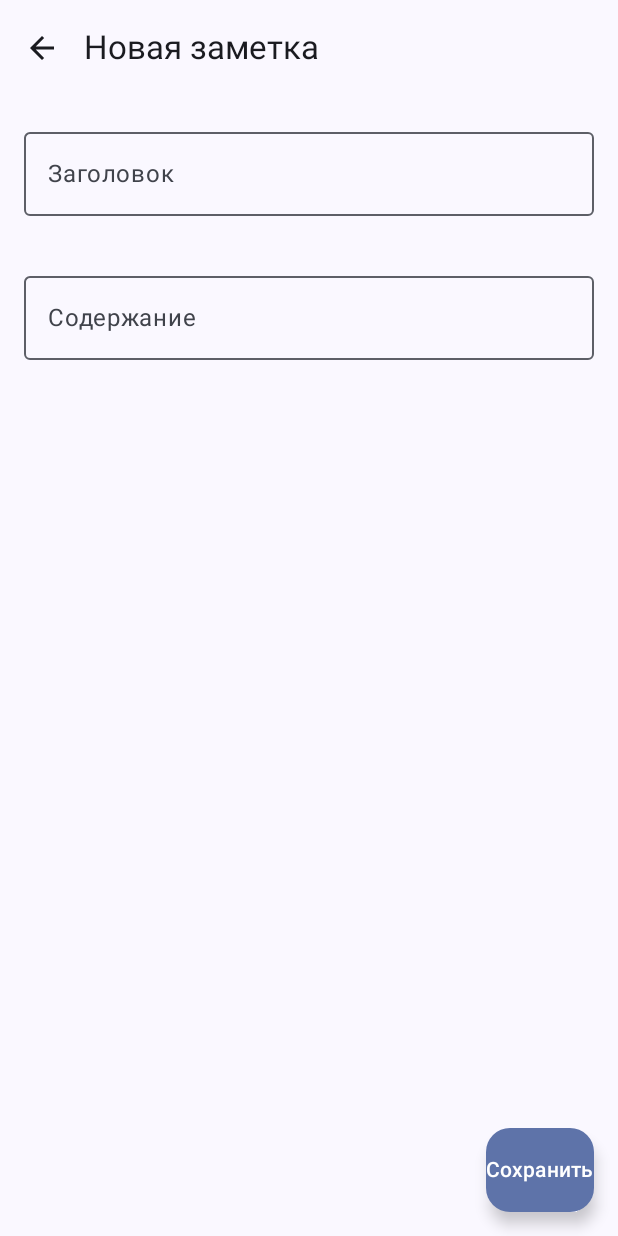
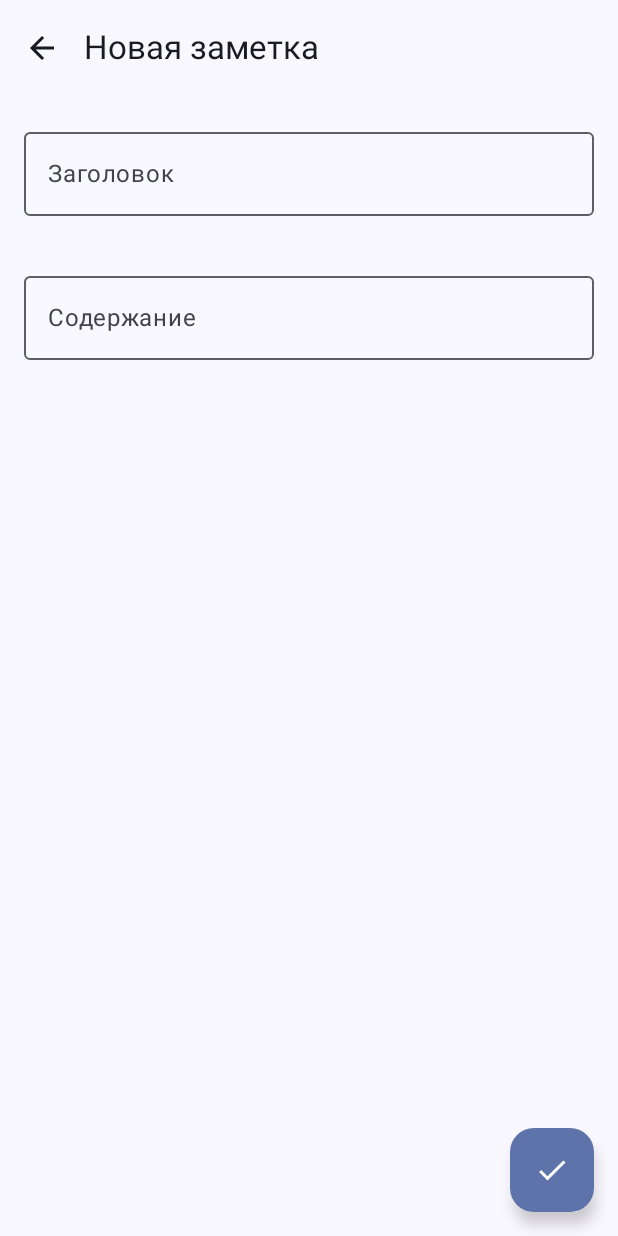
Before and after one commit to IDaZiI/NoteApp_SHIFTLab_Android, an Android app built with Jetpack Compose: the composable NoteEditorScreen shown on its own in the app's theme, on a phone screen of 412 x 824 dp. Run offline under Robolectric (Android 15) with nearby library versions, the phone set to English and light mode, and no system bars.

Commit message:
Update icons

```diff
--- a/app/src/main/java/com/danilova/notesapp/ui/editor/NoteEditorScreen.kt
+++ b/app/src/main/java/com/danilova/notesapp/ui/editor/NoteEditorScreen.kt
@@ -4,6 +4,7 @@ import androidx.compose.foundation.layout.*
 import androidx.compose.foundation.lazy.LazyColumn
 import androidx.compose.material.icons.Icons
 import androidx.compose.material.icons.automirrored.filled.ArrowBack
+import androidx.compose.material.icons.filled.Done
 import androidx.compose.material3.*
 import androidx.compose.runtime.*
 import androidx.compose.ui.Modifier
@@ -35,7 +36,7 @@ fun NoteEditorScreen(
                 onSaveClick(title, content)
                 keyboardController?.hide()
             }) {
-                Text("Сохранить")
+                Icon(Icons.Default.Done, contentDescription = "Save")
             }
         }
     ) { padding ->
--- a/app/src/main/java/com/danilova/notesapp/ui/list/NotesListScreen.kt
+++ b/app/src/main/java/com/danilova/notesapp/ui/list/NotesListScreen.kt
@@ -5,6 +5,7 @@ import androidx.compose.foundation.layout.*
 import androidx.compose.foundation.lazy.LazyColumn
 import androidx.compose.foundation.lazy.items
 import androidx.compose.material.icons.Icons
+import androidx.compose.material.icons.filled.Add
 import androidx.compose.material.icons.filled.Delete
 import androidx.compose.material3.*
 import androidx.compose.material3.HorizontalDivider
@@ -29,7 +30,7 @@ fun NotesListScreen(
         },
         floatingActionButton = {
             FloatingActionButton(onClick = onAddClick) {
-                Text("+")
+                Icon(Icons.Default.Add, contentDescription = "Добавить")
             }
         }
     ) { padding ->
```
